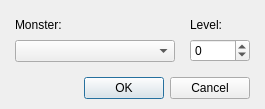
The window that Editor/Dialogs/Systems/dialogsystemmonstertroop.ui (RPG-Paper-Maker/RPG-Paper-Maker) describes before a commit, drawn with Qt 5.
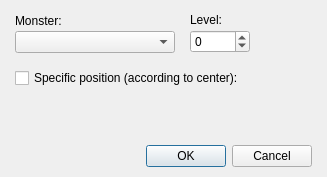
The same window after the commit. Custom widgets are drawn as their Qt base class.

Commit message: [WIP] Troops battle preview monsters position on screen: specific position

The edit to the form file:
```diff
--- a/Editor/Dialogs/Systems/dialogsystemmonstertroop.ui
+++ b/Editor/Dialogs/Systems/dialogsystemmonstertroop.ui
@@ -6,8 +6,8 @@
    <rect>
     <x>0</x>
     <y>0</y>
-    <width>264</width>
-    <height>109</height>
+    <width>327</width>
+    <height>177</height>
    </rect>
   </property>
   <property name="windowTitle">
@@ -27,12 +27,14 @@
     <number>10</number>
    </property>
    <item row="0" column="0">
+    <layout class="QVBoxLayout" name="verticalLayout_4" stretch="1,0">
+     <property name="spacing">
+      <number>15</number>
+     </property>
+     <item>
     <layout class="QVBoxLayout" name="verticalLayout_3">
-     <property name="spacing">
-      <number>15</number>
-     </property>
      <item>
-      <layout class="QHBoxLayout" name="horizontalLayout">
+        <layout class="QHBoxLayout" name="horizontalLayout" stretch="0,0,1">
        <item>
         <layout class="QVBoxLayout" name="verticalLayout">
          <property name="spacing">
@@ -99,6 +101,94 @@
          </item>
         </layout>
        </item>
+         <item>
+          <spacer name="horizontalSpacer_4">
+           <property name="orientation">
+            <enum>Qt::Horizontal</enum>
+           </property>
+           <property name="sizeHint" stdset="0">
+            <size>
+             <width>88</width>
+             <height>20</height>
+            </size>
+           </property>
+          </spacer>
+         </item>
+        </layout>
+       </item>
+       <item>
+        <layout class="QHBoxLayout" name="horizontalLayout_2" stretch="0,1">
+         <item>
+          <widget class="QCheckBox" name="checkBoxSpecificPosition">
+           <property name="text">
+            <string>Specific position (according to center):</string>
+           </property>
+          </widget>
+         </item>
+         <item>
+          <spacer name="horizontalSpacer_2">
+           <property name="orientation">
+            <enum>Qt::Horizontal</enum>
+           </property>
+           <property name="sizeHint" stdset="0">
+            <size>
+             <width>40</width>
+             <height>20</height>
+            </size>
+           </property>
+          </spacer>
+         </item>
+        </layout>
+       </item>
+       <item>
+        <layout class="QHBoxLayout" name="horizontalLayout_3" stretch="0,0,1">
+         <item>
+          <spacer name="horizontalSpacer">
+           <property name="orientation">
+            <enum>Qt::Horizontal</enum>
+           </property>
+           <property name="sizeHint" stdset="0">
+            <size>
+             <width>18</width>
+             <height>20</height>
+            </size>
+           </property>
+          </spacer>
+         </item>
+         <item>
+          <widget class="PanelPrimitiveValue" name="panelPrimitiveSpecificPosition" native="true">
+           <property name="enabled">
+            <bool>false</bool>
+           </property>
+           <property name="minimumSize">
+            <size>
+             <width>250</width>
+             <height>27</height>
+            </size>
+           </property>
+           <property name="maximumSize">
+            <size>
+             <width>250</width>
+             <height>27</height>
+            </size>
+           </property>
+          </widget>
+         </item>
+         <item>
+          <spacer name="horizontalSpacer_3">
+           <property name="orientation">
+            <enum>Qt::Horizontal</enum>
+           </property>
+           <property name="sizeHint" stdset="0">
+            <size>
+             <width>40</width>
+             <height>20</height>
+            </size>
+           </property>
+          </spacer>
+         </item>
+        </layout>
+       </item>
       </layout>
      </item>
      <item>
@@ -115,6 +205,14 @@
    </item>
   </layout>
  </widget>
+ <customwidgets>
+  <customwidget>
+   <class>PanelPrimitiveValue</class>
+   <extends>QWidget</extends>
+   <header>panelprimitivevalue.h</header>
+   <container>1</container>
+  </customwidget>
+ </customwidgets>
  <resources/>
  <connections>
   <connection>
```
Lines whose indentation alone changed are shown as unchanged. The commit also changes 12 other files.
